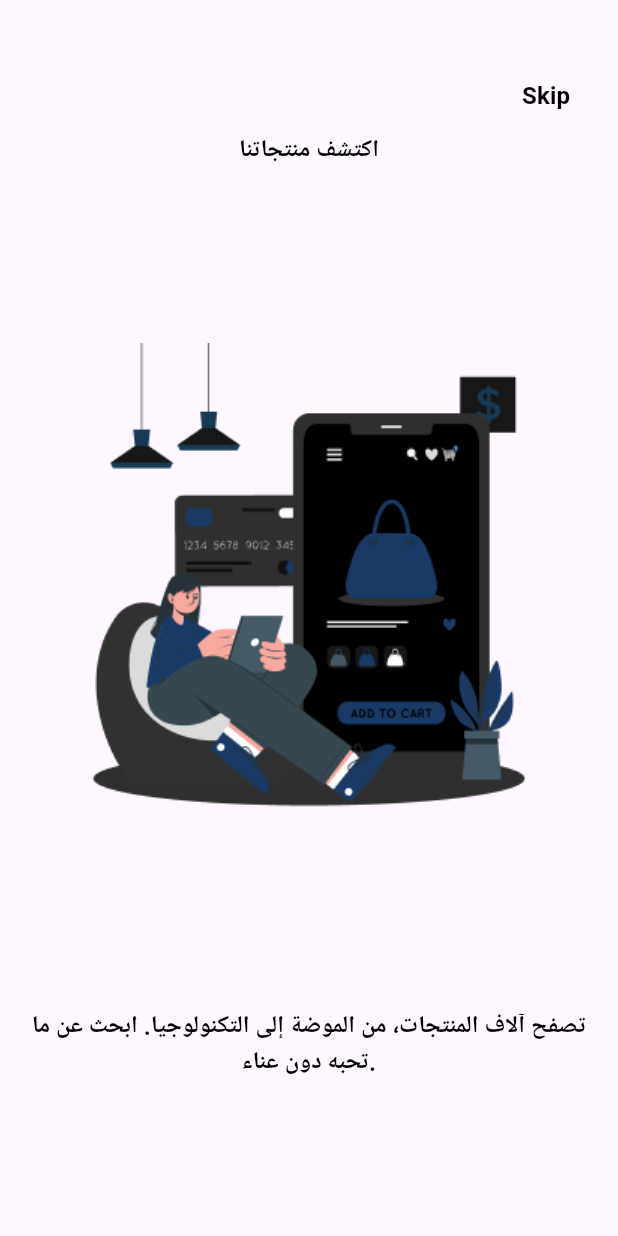
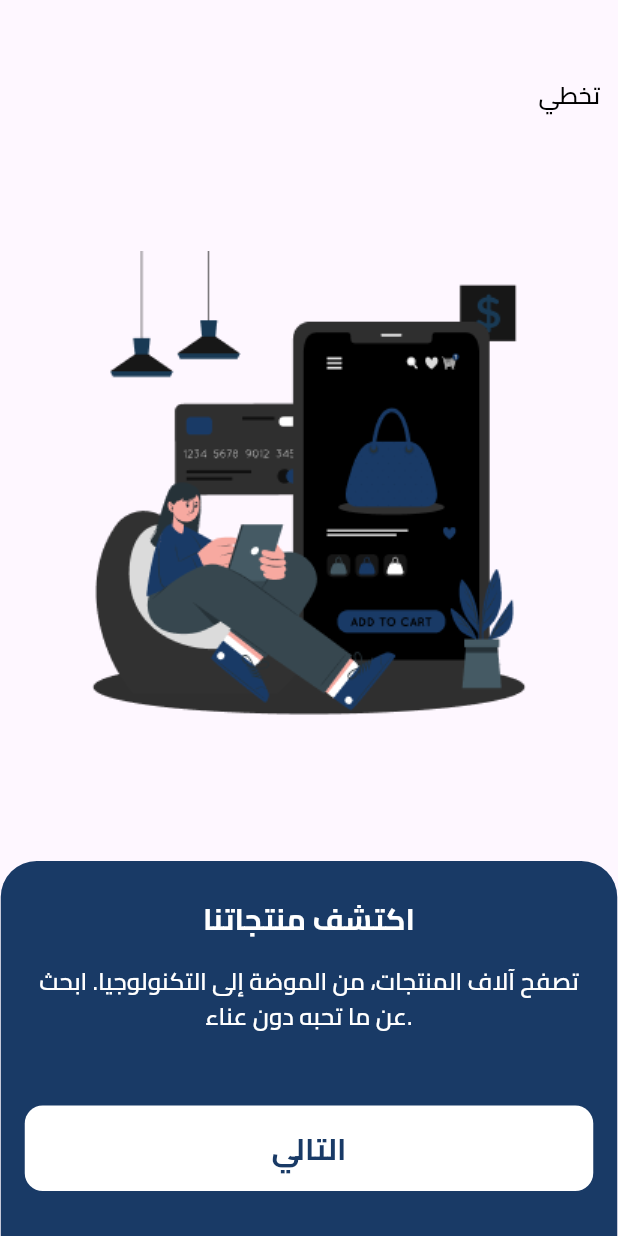
Before and after one commit to Kareemm0/two_be, a Flutter app: the screen it shows after launch, on a phone screen of 412 x 824 dp. Run offline on Flutter 3.47's test engine with Material 3 defaults, Android fonts, the light colour scheme and no system bars; our stand-ins replace go_router.

Commit message:
finish_on_borading

```diff
--- a/lib/Features/onBoarding/data/on_baording_model.dart
+++ b/lib/Features/onBoarding/data/on_baording_model.dart
@@ -26,6 +26,6 @@ List<OnBaordingModel> onBoarding = [
   OnBaordingModel(
     AppImages.onbarding3,
     'تسوق سهل وسعيد',
-    'ابدأ بالتسوق الآن واستمتع بعالم من الراحة!"',
+    'ابدأ بالتسوق الآن واستمتع بعالم من \nالراحة"',
   ),
 ];
--- a/lib/Features/onBoarding/presentation/views/on_boarding_screen.dart
+++ b/lib/Features/onBoarding/presentation/views/on_boarding_screen.dart
@@ -1,7 +1,8 @@
 import 'package:flutter/material.dart';
+import 'package:go_router/go_router.dart';
+import 'package:two_be/Features/onBoarding/presentation/widgets/custom_page_view_body.dart';
 
-import '../../../../core/utils/app_sizes.dart';
-import '../../../../core/utils/app_text_style.dart';
+import '../../../../core/routes/routes.dart';
 import '../../data/on_baording_model.dart';
 import '../widgets/custom_skip_button.dart';
 
@@ -28,7 +29,7 @@ class _OnboardingScreenState extends State<OnboardingScreen> {
   Widget build(BuildContext context) {
     return Scaffold(
         body: Padding(
-      padding: const EdgeInsets.symmetric(horizontal: 16, vertical: 40),
+      padding: const EdgeInsets.only(top: 40),
       child: Column(
         crossAxisAlignment: CrossAxisAlignment.end,
         children: [
@@ -38,28 +39,28 @@ class _OnboardingScreenState extends State<OnboardingScreen> {
           Expanded(
             child: PageView.builder(
               controller: pageController,
-              itemBuilder: (context, index) => Column(
-                mainAxisAlignment: MainAxisAlignment.spaceBetween,
-                children: [
-                  Text(
-                    onBoarding[index].title,
-                    style: AppTextStyle.style16,
-                  ),
-                  Image.asset(onBoarding[index].image),
-                  Text(
-                    onBoarding[index].description,
-                    textAlign: TextAlign.center,
-                    style: AppTextStyle.style16,
-                  ),
-                ],
+              itemBuilder: (context, index) => CustomPageViewBody(
+                image: onBoarding[index].image,
+                title: onBoarding[index].title,
+                description: onBoarding[index].description,
+                text: index == onBoarding.length - 1 ? "انهاء" : "التالي",
+                onPressed: () async {
+                  if (pageController.hasClients) {
+                    if (pageController.page!.toInt() == onBoarding.length - 1) {
+                      //await OnboardingService().markOnboardingAsShown();
+                      context.pushReplacement(Routes.login);
+                    } else {
+                      pageController.nextPage(
+                        duration: const Duration(milliseconds: 500),
+                        curve: Curves.easeInOut,
+                      );
+                    }
+                  }
+                },
               ),
               itemCount: onBoarding.length,
             ),
           ),
-          height(64),
-          // CustomButtonsRow(
-          //   pageController: pageController,
-          // ),
         ],
       ),
     ));
--- /dev/null
+++ b/lib/Features/onBoarding/presentation/widgets/custom_page_view_body.dart
@@ -0,0 +1,66 @@
+import 'package:flutter/widgets.dart';
+import 'package:two_be/core/utils/app_sizes.dart';
+
+import '../../../../core/utils/app_colors.dart';
+import '../../../../core/utils/app_text_style.dart';
+import '../../../../core/widgets/custom_app_text.dart';
+
+class CustomPageViewBody extends StatelessWidget {
+  final String image;
+  final String title;
+  final String description;
+  final void Function()? onPressed;
+  final String text;
+  const CustomPageViewBody(
+      {super.key,
+      required this.image,
+      required this.title,
+      required this.description,
+      this.onPressed,
+      required this.text});
+
+  @override
+  Widget build(BuildContext context) {
+    return Column(
+      mainAxisAlignment: MainAxisAlignment.spaceBetween,
+      children: [
+        Expanded(child: Image.asset(image)),
+        Container(
+          margin: EdgeInsets.symmetric(horizontal: 0.5),
+          height: 250,
+          padding: EdgeInsets.symmetric(horizontal: 16, vertical: 24),
+          decoration: BoxDecoration(
+            color: AppColors.primaryColor,
+            borderRadius: BorderRadius.only(
+              topLeft: Radius.circular(24),
+              topRight: Radius.circular(24),
+            ),
+          ),
+          child: Column(
+            spacing: 16,
+            children: [
+              Text(
+                title,
+                style: AppTextStyle.style20,
+              ),
+              Text(
+                description,
+                textAlign: TextAlign.center,
+                style: AppTextStyle.style16.copyWith(
+                  color: AppColors.secondaryColor,
+                ),
+              ),
+              height(16),
+              CustomAppButton(
+                text: text,
+                onPressed: onPressed,
+                containerColor: AppColors.secondaryColor,
+                textColor: AppColors.primaryColor,
+              ),
+            ],
+          ),
+        ),
+      ],
+    );
+  }
+}
--- a/lib/Features/onBoarding/presentation/widgets/custom_skip_button.dart
+++ b/lib/Features/onBoarding/presentation/widgets/custom_skip_button.dart
@@ -28,7 +28,7 @@ class CustomVisibleSkipButton extends StatelessWidget {
           context.pushReplacement(Routes.login);
         },
         child: Text(
-          "Skip",
+          "تخطي",
           style: AppTextStyle.style16,
         ),
       ),
--- a/lib/core/utils/app_colors.dart
+++ b/lib/core/utils/app_colors.dart
@@ -4,4 +4,5 @@ class AppColors {
   static const Color primaryColor = Color(0xFF193A66);
   static const Color secondaryColor = Color(0xFFFFFFFF);
   static const Color blackColor = Color(0xFF000000);
+  static const Color transparent = Colors.transparent;
 }
--- a/lib/core/utils/app_style.dart
+++ b/lib/core/utils/app_style.dart
@@ -2,4 +2,5 @@ import 'package:flutter/material.dart';
 
 ThemeData appThemeData = ThemeData(
   useMaterial3: true,
+  fontFamily: "Cairo"
 );
--- a/lib/core/utils/app_text_style.dart
+++ b/lib/core/utils/app_text_style.dart
@@ -7,4 +7,20 @@ class AppTextStyle {
     fontWeight: FontWeight.w600,
     color: AppColors.blackColor,
   );
+
+
+    static const TextStyle style20 = TextStyle(
+    fontSize: 20,
+    fontWeight: FontWeight.w700,
+    color: AppColors.secondaryColor,
+  );
+  //  static const TextStyle style16 = TextStyle(
+  //   fontSize: 16,
+  //   fontWeight: FontWeight.w600,
+  //   color: AppColors.blackColor,
+  // );  static const TextStyle style16 = TextStyle(
+  //   fontSize: 16,
+  //   fontWeight: FontWeight.w600,
+  //   color: AppColors.blackColor,
+  // );
 }
--- /dev/null
+++ b/lib/core/widgets/custom_app_text.dart
@@ -0,0 +1,46 @@
+import 'package:flutter/material.dart';
+import 'package:two_be/core/utils/app_colors.dart';
+
+import '../utils/app_text_style.dart';
+
+class CustomAppButton extends StatelessWidget {
+  final void Function()? onPressed;
+  final Color? containerColor;
+  final String text;
+  final Color? textColor;
+  final double? width;
+  final double? radius;
+  final double? height;
+  final Color? borderColor;
+  const CustomAppButton(
+      {super.key,
+      this.onPressed,
+      this.containerColor,
+      required this.text,
+      this.textColor,
+      this.width,
+      this.radius,
+      this.height,
+      this.borderColor});
+
+  @override
+  Widget build(BuildContext context) {
+    return Container(
+      height: height ?? 57,
+      width: width ?? double.maxFinite,
+      decoration: BoxDecoration(
+          border: Border.all(color: borderColor ?? AppColors.transparent),
+          color: containerColor ?? AppColors.primaryColor,
+          borderRadius: BorderRadius.circular(radius ?? 12)),
+      child: MaterialButton(
+        onPressed: onPressed,
+        child: Text(
+          text,
+          style: AppTextStyle.style20.copyWith(
+            color: textColor ?? AppColors.secondaryColor,
+          ),
+        ),
+      ),
+    );
+  }
+}
```
Also changed, not shown: pubspec.yaml (+12 -15 lines), assets/fonts/Cairo-Black.ttf (added), assets/fonts/Cairo-Bold.ttf (added), assets/fonts/Cairo-ExtraBold.ttf (added), assets/fonts/Cairo-ExtraLight.ttf (added), assets/fonts/Cairo-Light.ttf (added), assets/fonts/Cairo-Medium.ttf (added), assets/fonts/Cairo-Regular.ttf (added), assets/fonts/Cairo-SemiBold.ttf (added).
